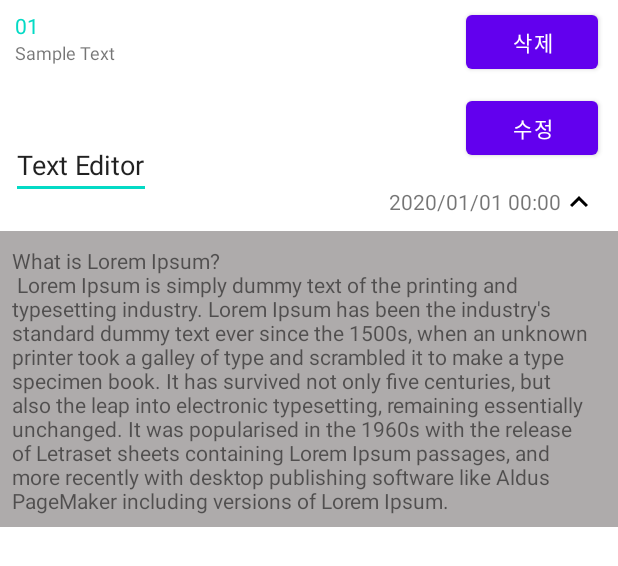
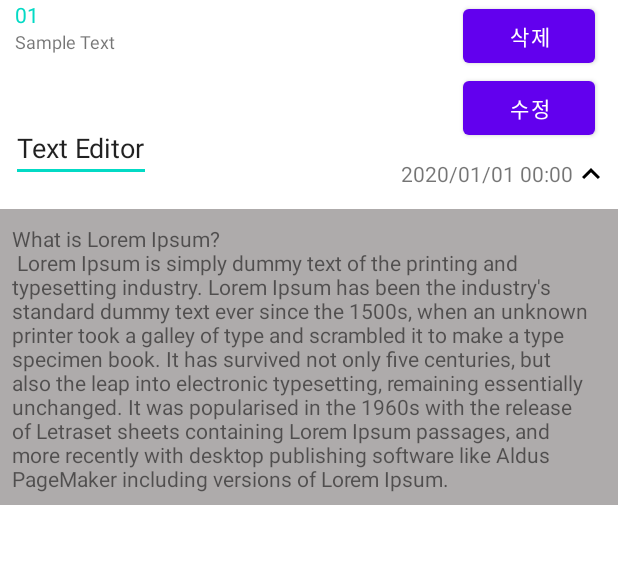
Before and after one commit to HYUNJUNEPARK/-Singleton-Room, an Android app: the layout item_recycler.xml on its own in the app's theme, with its tools: preview values and no code run, on a phone screen of 412 x 824 dp. Shown: the top 566 px of the screen. Run offline under Robolectric (Android 15) with nearby library versions, the phone set to English and light mode, and no system bars.

Commit message:
리사이클러뷰 아이템 레이아웃 수치 조정

```diff
--- a/app/src/main/res/layout/item_recycler.xml
+++ b/app/src/main/res/layout/item_recycler.xml
@@ -41,16 +41,10 @@
                 android:id="@+id/textDatetime"
                 android:layout_width="wrap_content"
                 android:layout_height="wrap_content"
-                android:layout_marginStart="281dp"
-                android:layout_marginLeft="281dp"
-                android:layout_marginTop="3dp"
-                android:layout_marginEnd="60dp"
-                android:layout_marginRight="12dp"
-                android:layout_marginBottom="12dp"
                 android:text="2020/01/01 00:00"
-                app:layout_constraintBottom_toBottomOf="parent"
+                android:layout_marginEnd="30dp"
+                android:layout_marginTop="10dp"
                 app:layout_constraintEnd_toEndOf="parent"
-                app:layout_constraintStart_toStartOf="parent"
                 app:layout_constraintTop_toBottomOf="@+id/modifyButton" />
 
             <ImageView
@@ -66,31 +60,19 @@
                 android:id="@+id/deleteButton"
                 android:layout_width="wrap_content"
                 android:layout_height="48dp"
-                android:layout_marginStart="308dp"
-                android:layout_marginLeft="308dp"
-                android:layout_marginTop="4dp"
-                android:layout_marginEnd="11dp"
-                android:layout_marginRight="11dp"
                 android:text="삭제"
+                android:layout_marginEnd="15dp"
                 app:layout_constraintEnd_toEndOf="parent"
-                app:layout_constraintStart_toStartOf="parent"
                 app:layout_constraintTop_toTopOf="parent" />
 
             <Button
                 android:id="@+id/modifyButton"
                 android:layout_width="wrap_content"
                 android:layout_height="48dp"
-                android:layout_marginStart="308dp"
-                android:layout_marginLeft="308dp"
-                android:layout_marginTop="9dp"
-                android:layout_marginEnd="11dp"
-                android:layout_marginRight="11dp"
-                android:layout_marginBottom="12dp"
                 android:text="수정"
-                app:layout_constraintBottom_toTopOf="@+id/textDatetime"
-                app:layout_constraintEnd_toEndOf="parent"
-                app:layout_constraintStart_toStartOf="parent"
-                app:layout_constraintTop_toBottomOf="@+id/deleteButton" />
+                app:layout_constraintStart_toStartOf="@id/deleteButton"
+                app:layout_constraintEnd_toEndOf="@id/deleteButton"
+                app:layout_constraintTop_toBottomOf="@id/deleteButton"/>
 
             <EditText
                 android:id="@+id/textEditor"
```
